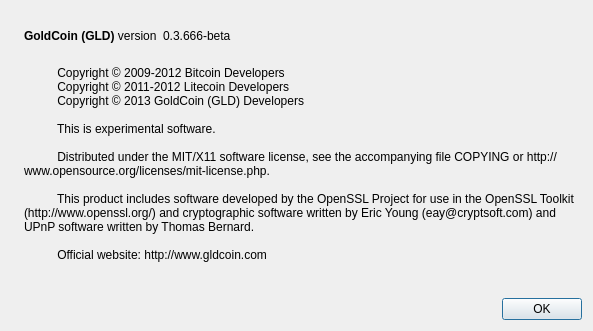
Above: RunDeps/src/qt/forms/aboutdialog.ui from goldcoin/goldcoin-0.7.5 before the change. Below: the same form after it.
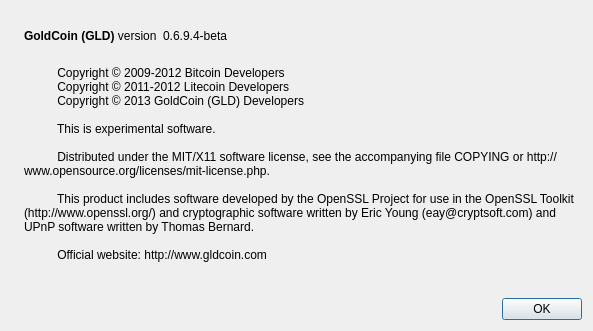
That is the form after the change. Icons and pictures are not drawn.

```diff
--- a/RunDeps/src/qt/forms/aboutdialog.ui
+++ b/RunDeps/src/qt/forms/aboutdialog.ui
@@ -63,7 +63,7 @@
           <cursorShape>IBeamCursor</cursorShape>
          </property>
          <property name="text">
-          <string notr="true">0.3.666-beta</string>
+          <string notr="true">0.6.9.4-beta</string>
          </property>
          <property name="textFormat">
           <enum>Qt::RichText</enum>
```
